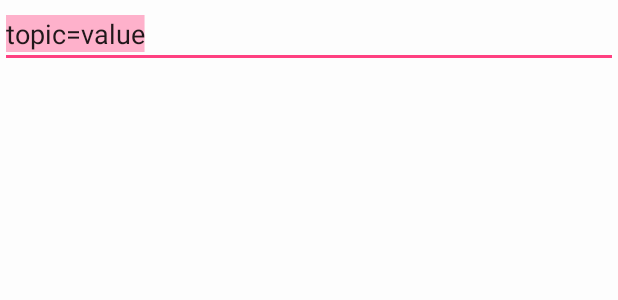
After one commit to Gisson/LocMess, an Android app: the layout dialog_edit_topic.xml on its own in the app's theme, with its tools: preview values and no code run, on a phone screen of 412 x 824 dp. The commit adds this screen. Shown: the top 300 px of the screen. Run offline under Robolectric (Android 15) with nearby library versions, the phone set to English and light mode, and no system bars.

Commit message:
add 'Edit Policy Dialog' for 'Edit Policy' activity #12
the TopicsListAdapter can be reused in the 'Edit profile' activity #9 :)

```diff
--- /dev/null
+++ b/android-project/app/src/main/res/layout/dialog_edit_topic.xml
@@ -0,0 +1,16 @@
+<?xml version="1.0" encoding="utf-8"?>
+<LinearLayout xmlns:android="http://schemas.android.com/apk/res/android"
+    android:layout_width="match_parent"
+    android:layout_height="match_parent">
+
+    <EditText
+        android:layout_width="0dp"
+        android:layout_height="wrap_content"
+        android:inputType="text"
+        android:text="topic=value"
+        android:ems="10"
+        android:id="@+id/editText1"
+        android:layout_weight="1"
+        android:selectAllOnFocus="true"
+        android:maxLines="1" />
+</LinearLayout>
```
Also changed, not shown: android-project/app/src/main/java/pt/ulisboa/tecnico/ist/cmu/locmess/EditPolicyActivity.java (+12 -12 lines), android-project/app/src/main/java/pt/ulisboa/tecnico/ist/cmu/locmess/topics/TopicsListAdapter.java (added, +137 -0 lines).
